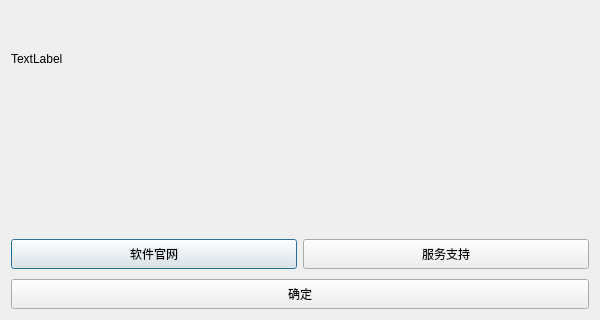
Old version of the form about_dialog.ui in the repository eudic/eudic_win32_localize; both pictures show x 0 to 600 and y 229 to 549 of the 600 by 549 pixel window.
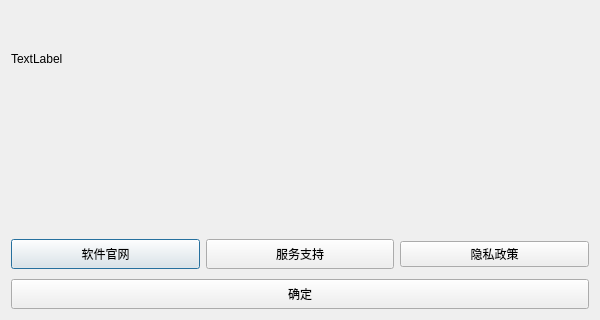
New version of the form.

Patch:
```diff
--- a/about_dialog.ui
+++ b/about_dialog.ui
@@ -168,6 +168,13 @@
              </property>
             </widget>
            </item>
+           <item>
+            <widget class="QPushButton" name="pushButton_Privacy">
+             <property name="text">
+              <string>隐私政策</string>
+             </property>
+            </widget>
+           </item>
           </layout>
          </item>
          <item row="12" column="0">
```
